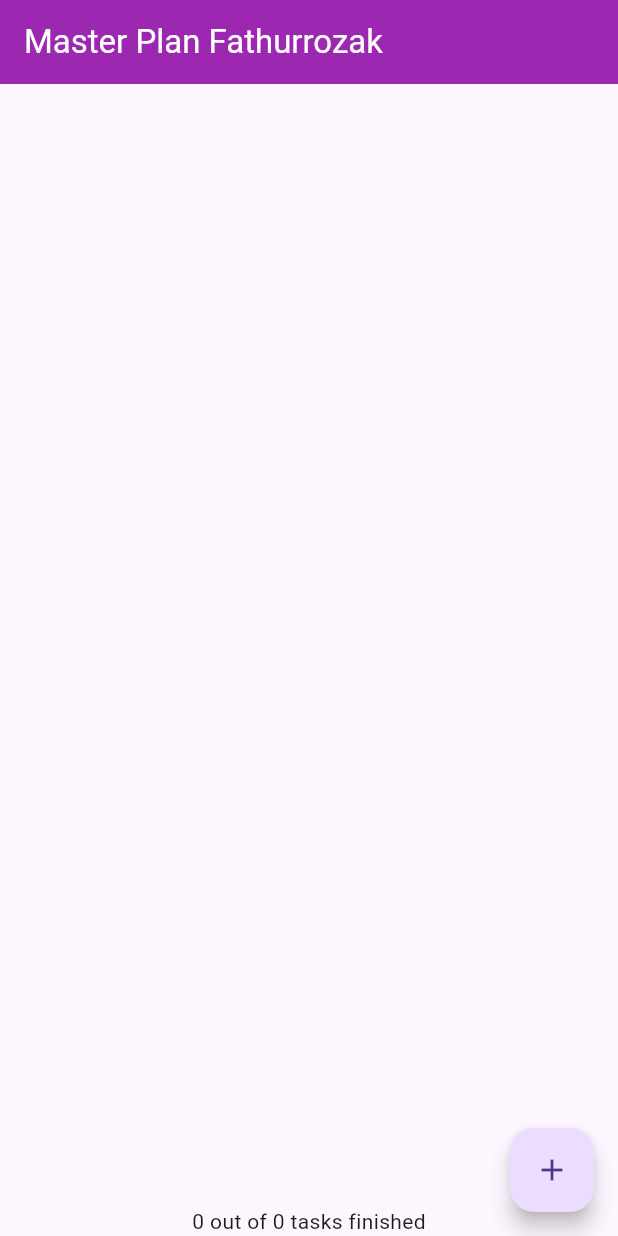
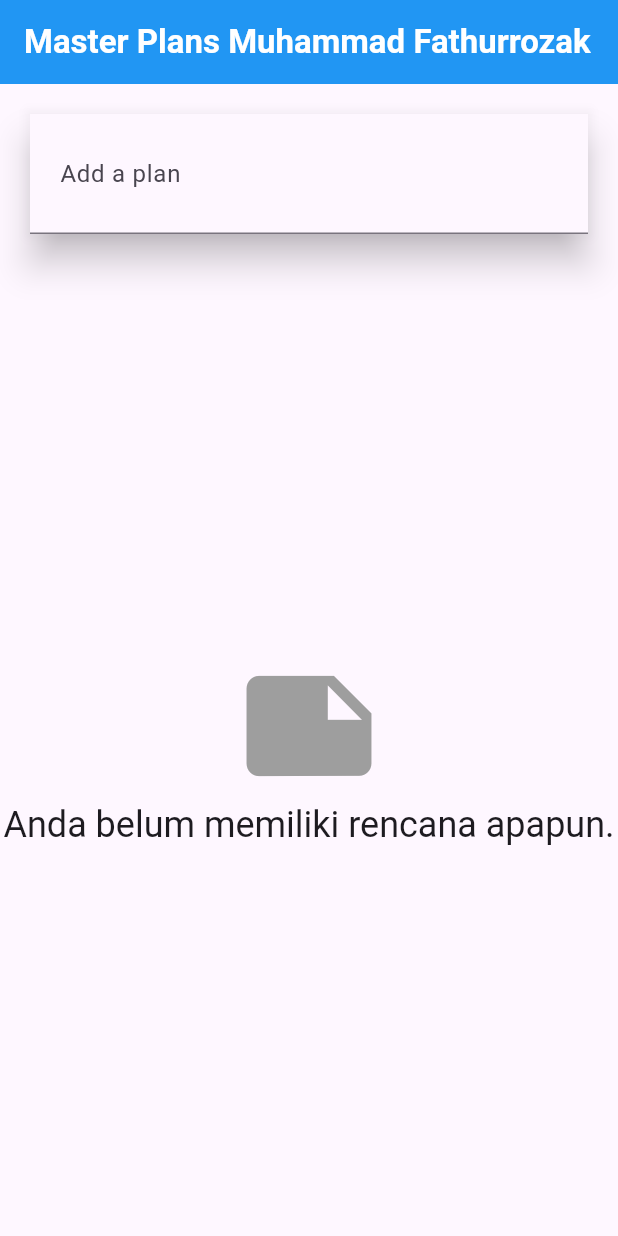
Before and after one commit to AlQoronii/mobile-prog, a Flutter app: the screen it shows after launch, on a phone screen of 412 x 824 dp. Run offline on Flutter 3.47's test engine with Material 3 defaults, Android fonts, the phone set to English and light mode, and no system bars.

```diff
--- a/master_plan/lib/main.dart
+++ b/master_plan/lib/main.dart
@@ -1,7 +1,7 @@
 import 'package:flutter/material.dart';
 import 'package:master_plan/models/plan.dart';
 import 'package:master_plan/provider/plan_provider.dart';
-import './views/plan_screen.dart';
+import 'package:master_plan/views/plan_creator_screen.dart';
 
 void main() => runApp(MasterPlanApp());
 
@@ -10,12 +10,15 @@ class MasterPlanApp extends StatelessWidget {
 
   @override
   Widget build(BuildContext context) {
-    return MaterialApp(
-      debugShowCheckedModeBanner: false,
-      theme: ThemeData(primarySwatch: Colors.purple),
-      home: PlanProvider(
-        notifier: ValueNotifier<Plan>(const Plan()),
-        child: const PlanScreen(),
+    return PlanProvider(
+      notifier: ValueNotifier<List<Plan>>(const []),
+      child: MaterialApp(
+        debugShowCheckedModeBanner: false,
+        title: 'State Management App 2241720109',
+        theme: ThemeData(
+          primarySwatch: Colors.blue,
+        ),
+        home: const PlanCreatorScreen(),
       ),
     );
   }
--- a/master_plan/lib/provider/plan_provider.dart
+++ b/master_plan/lib/provider/plan_provider.dart
@@ -1,14 +1,14 @@
 import 'package:flutter/material.dart';
 import 'package:master_plan/models/data_layer.dart';
 
-class PlanProvider extends InheritedNotifier<ValueNotifier<Plan>> {
-  const PlanProvider({
-    super.key,
-    required Widget child,
-    required ValueNotifier<Plan> notifier,
-  }) : super(child: child, notifier: notifier);
+class PlanProvider extends InheritedNotifier<ValueNotifier<List<Plan>>> {
+  const PlanProvider(
+      {super.key,
+      required Widget child,
+      required ValueNotifier<List<Plan>> notifier})
+      : super(child: child, notifier: notifier);
 
-  static ValueNotifier<Plan> of(BuildContext context) {
+  static ValueNotifier<List<Plan>> of(BuildContext context) {
     return context
         .dependOnInheritedWidgetOfExactType<PlanProvider>()!
         .notifier!;
--- /dev/null
+++ b/master_plan/lib/views/plan_creator_screen.dart
@@ -0,0 +1,114 @@
+import 'package:flutter/material.dart';
+import 'package:master_plan/models/data_layer.dart';
+import 'package:master_plan/provider/plan_provider.dart';
+import 'package:master_plan/views/plan_screen.dart';
+
+class PlanCreatorScreen extends StatefulWidget {
+  const PlanCreatorScreen({super.key});
+
+  @override
+  State createState() => _PlanCreatorScreenState();
+}
+
+class _PlanCreatorScreenState extends State<PlanCreatorScreen> {
+  final textController = TextEditingController();
+
+  @override
+  void dispose() {
+    textController.dispose();
+    super.dispose();
+  }
+
+  @override
+  Widget build(BuildContext context) {
+    return Scaffold(
+      appBar: AppBar(
+        title: const Text(
+          'Master Plans Muhammad Fathurrozak',
+          style: TextStyle(
+            color: Colors.white,
+            fontSize: 22,
+            fontWeight: FontWeight.bold,
+          ),
+        ),
+        backgroundColor: Colors.blue,
+      ),
+      body: Column(children: [
+        _buildListCreator(),
+        Expanded(child: _buildMasterPlans()),
+      ]),
+    );
+  }
+
+  Widget _buildListCreator() {
+    return Padding(
+      padding: const EdgeInsets.all(20.0),
+      child: Material(
+        color: Theme.of(context).cardColor,
+        elevation: 10,
+        child: TextField(
+          controller: textController,
+          decoration: const InputDecoration(
+            labelText: 'Add a plan',
+            contentPadding: EdgeInsets.all(20),
+          ),
+          onEditingComplete: addPlan,
+        ),
+      ),
+    );
+  }
+
+  void addPlan() {
+    final text = textController.text;
+    if (text.isEmpty) return;
+
+    final plan = Plan(name: text, tasks: []);
+    final planNotifier = PlanProvider.of(context);
+
+    // Update planNotifier dan tambahkan plan baru
+    planNotifier.value = [...planNotifier.value, plan];
+    textController.clear();
+    FocusScope.of(context).unfocus();
+  }
+
+  Widget _buildMasterPlans() {
+    final planNotifier = PlanProvider.of(context);
+
+    return ValueListenableBuilder<List<Plan>>(
+      valueListenable: planNotifier,
+      builder: (context, plans, child) {
+        if (plans.isEmpty) {
+          return Center(
+            child: Column(
+              mainAxisAlignment: MainAxisAlignment.center,
+              children: <Widget>[
+                const Icon(Icons.note, size: 100, color: Colors.grey),
+                Text(
+                  'Anda belum memiliki rencana apapun.',
+                  style: Theme.of(context).textTheme.headlineSmall,
+                ),
+              ],
+            ),
+          );
+        }
+        return ListView.builder(
+          itemCount: plans.length,
+          itemBuilder: (context, index) {
+            final plan = plans[index];
+            return ListTile(
+              title: Text(plan.name),
+              subtitle: Text(plan.completnessMessage),
+              onTap: () {
+                Navigator.of(context).push(
+                  MaterialPageRoute(
+                    builder: (_) => PlanScreen(planName: plan.name),
+                  ),
+                );
+              },
+            );
+          },
+        );
+      },
+    );
+  }
+}
--- a/master_plan/pubspec.yaml
+++ b/master_plan/pubspec.yaml
@@ -62,6 +62,8 @@ flutter:
   assets:
     - images/praktikum-1.gif
     - images/praktikum-2.gif
+    - images/praktikum-3.gif
+    - images/image.png
 
 
   # An image asset can refer to one or more resolution-specific "variants", see
```
Also changed, not shown: master_plan/lib/views/plan_screen.dart (+75 -34 lines), master_plan/images/image.png (added), 2 other files.
